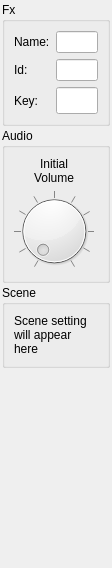
Old version of the form StageRunner/gui/fxitempropertywidget.ui in the repository Pit1966/StageRunner.
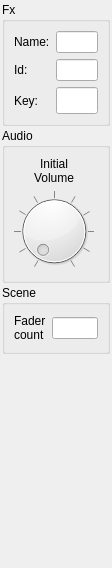
New version of the form. Custom widgets are drawn as their Qt base class.

Commit message: Scenes können jetzt abgespeichert werden

What changed in the file:
```diff
--- a/StageRunner/gui/fxitempropertywidget.ui
+++ b/StageRunner/gui/fxitempropertywidget.ui
@@ -167,13 +167,17 @@
       <item row="0" column="0">
        <widget class="QLabel" name="dummyLabel">
         <property name="text">
-         <string>Scene setting will appear here</string>
+         <string>Fader
+count</string>
         </property>
         <property name="wordWrap">
          <bool>true</bool>
         </property>
        </widget>
       </item>
+      <item row="0" column="1">
+       <widget class="QLineEdit" name="faderCountEdit"/>
+      </item>
      </layout>
     </widget>
    </item>
```
Left out of the diff: 2 changed lines with no effect on the pictures. The commit also changes 9 other files.
